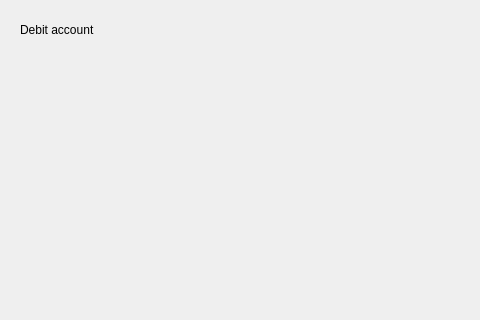
Above: bank-automat/debitwindow.ui from msotkasi20/pankkiautomaatti before the change; both pictures show x 0 to 480 and y 0 to 320 of the 800 by 600 pixel window. Below: the same form after it.
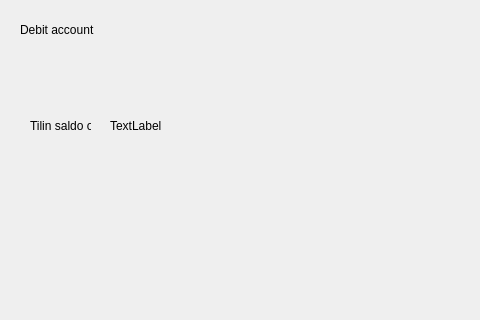
That is the form after the change. Icons and pictures are not drawn.

Commit message: debitwindow vianhaku

What changed in the file:
```diff
--- a/bank-automat/debitwindow.ui
+++ b/bank-automat/debitwindow.ui
@@ -65,6 +65,32 @@
     <string>Date</string>
    </property>
   </widget>
+  <widget class="QLabel" name="label_2">
+   <property name="geometry">
+    <rect>
+     <x>30</x>
+     <y>110</y>
+     <width>61</width>
+     <height>31</height>
+    </rect>
+   </property>
+   <property name="text">
+    <string>Tilin saldo on:</string>
+   </property>
+  </widget>
+  <widget class="QLabel" name="debitbalance">
+   <property name="geometry">
+    <rect>
+     <x>110</x>
+     <y>115</y>
+     <width>101</width>
+     <height>21</height>
+    </rect>
+   </property>
+   <property name="text">
+    <string>TextLabel</string>
+   </property>
+  </widget>
  </widget>
  <resources/>
  <connections/>
```
The commit also changes 2 other files.
